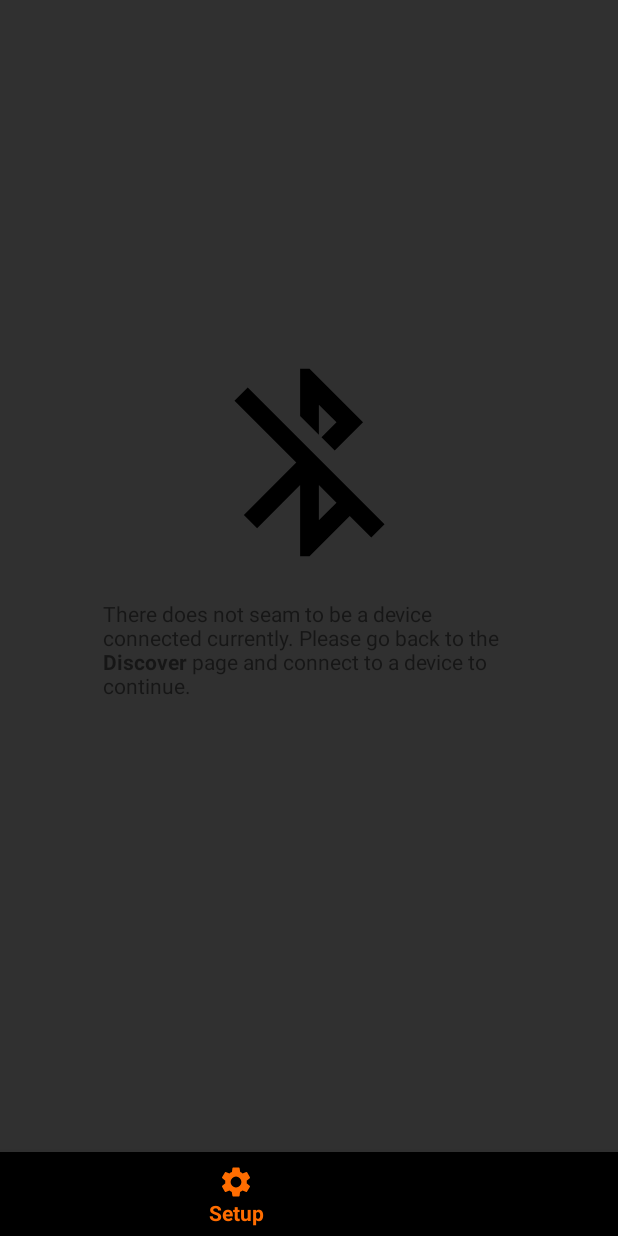
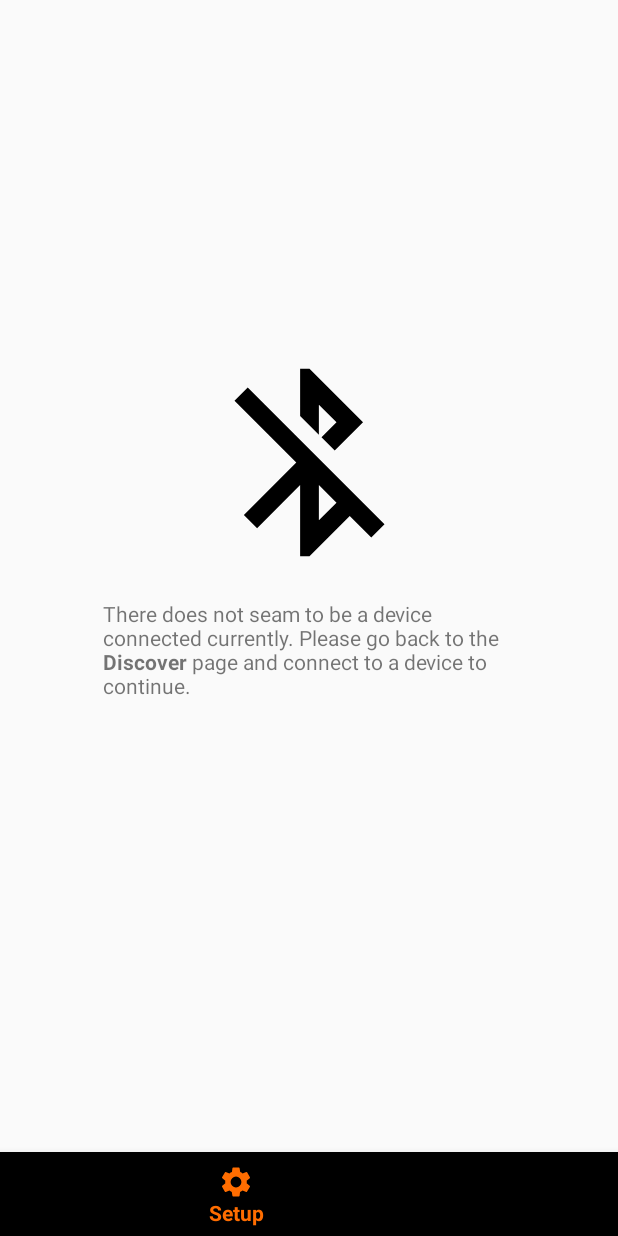
Before and after one commit to programCounter/Aesir-Android, an Android app: the screen it shows after launch (MainActivity), item 2 of the bottom bar chosen, on a phone screen of 412 x 824 dp. Run offline under Robolectric (Android 15) with nearby library versions, the phone set to English and light mode, and no system bars; 2 statements that could not run were skipped.

Commit message:
Theme Fixed
App responds to Light/Dark theme on Android 10

```diff
--- a/app/build.gradle
+++ b/app/build.gradle
@@ -9,8 +9,8 @@ android {
         applicationId "com.example.aesir"
         minSdkVersion 23
         targetSdkVersion 29
-        versionCode 25
-        versionName "PR.2019.11.19.12.19.PM"
+        versionCode 26
+        versionName "PR.2019.11.21.11.00.AM"
         testInstrumentationRunner "androidx.test.runner.AndroidJUnitRunner"
     }
     buildTypes {
--- a/app/src/main/java/com/example/aesir/MainActivity.kt
+++ b/app/src/main/java/com/example/aesir/MainActivity.kt
@@ -369,10 +369,10 @@ class MainActivity : AppCompatActivity(), DiscoverDevicesFragment.Discover, BSIS
             val configService = bluetoothGatt!!.getService(mBTLEAdapter.bsiSeriveUUID.uuid)
 
             // grab list of characteristics that the device has for sending configuration
-            val configCharacteristic: List<BluetoothGattCharacteristic> =
-                listOf(configService.getCharacteristic())
+            //val configCharacteristic: List<BluetoothGattCharacteristic> =
+            //    listOf(configService.getCharacteristic())
 
-            mBTLEAdapter.tx(bluetoothGatt!!, configCharacteristic, bsi)
+            //mBTLEAdapter.tx(bluetoothGatt!!, configCharacteristic, bsi)
         }
         else {
             tools.showToast("Error. No device connected!")
--- a/app/src/main/res/drawable/splash.xml
+++ b/app/src/main/res/drawable/splash.xml
@@ -1,7 +1,7 @@
 <?xml version="1.0" encoding="utf-8"?>
 <layer-list xmlns:android="http://schemas.android.com/apk/res/android"
     android:opacity="opaque">
-    <item android:drawable="@color/colorPrimaryDark"/>
+    <item android:drawable="@color/colorSplashBG"/>
     <item
         android:width="300dp"
         android:height="300dp"
--- a/app/src/main/res/values/colors.xml
+++ b/app/src/main/res/values/colors.xml
@@ -1,6 +1,7 @@
 <?xml version="1.0" encoding="utf-8"?>
 <resources>
     <color name="colorPrimary">#FF6D00</color>
-    <color name="colorPrimaryDark">#303030</color>
+    <color name="colorPrimaryDark">#40000000</color>
     <color name="colorAccent">#FFA726</color>
+    <color name="colorSplashBG">#303030</color>
 </resources>
--- a/app/src/main/res/values/styles.xml
+++ b/app/src/main/res/values/styles.xml
@@ -1,14 +1,17 @@
 <resources>
 
     <!-- Base application theme. -->
-    <style name="AppTheme" parent="Theme.AppCompat.DayNight.DarkActionBar">
+    <style name="AppTheme" parent="Theme.AppCompat.DayNight.NoActionBar">
         <!-- Customize your theme here. -->
         <item name="colorPrimary">@color/colorPrimary</item>
         <item name="colorPrimaryDark">@color/colorPrimaryDark</item>
         <item name="colorAccent">@color/colorAccent</item>
+        <!--
         <item name="android:windowBackground">#303030</item>
+        -->
     </style>
 
+    <!-- Splash Screen Theme -->
     <style name="splash_theme" parent="AppTheme">
         <item name="android:windowBackground">@drawable/splash</item>
     </style>
```
